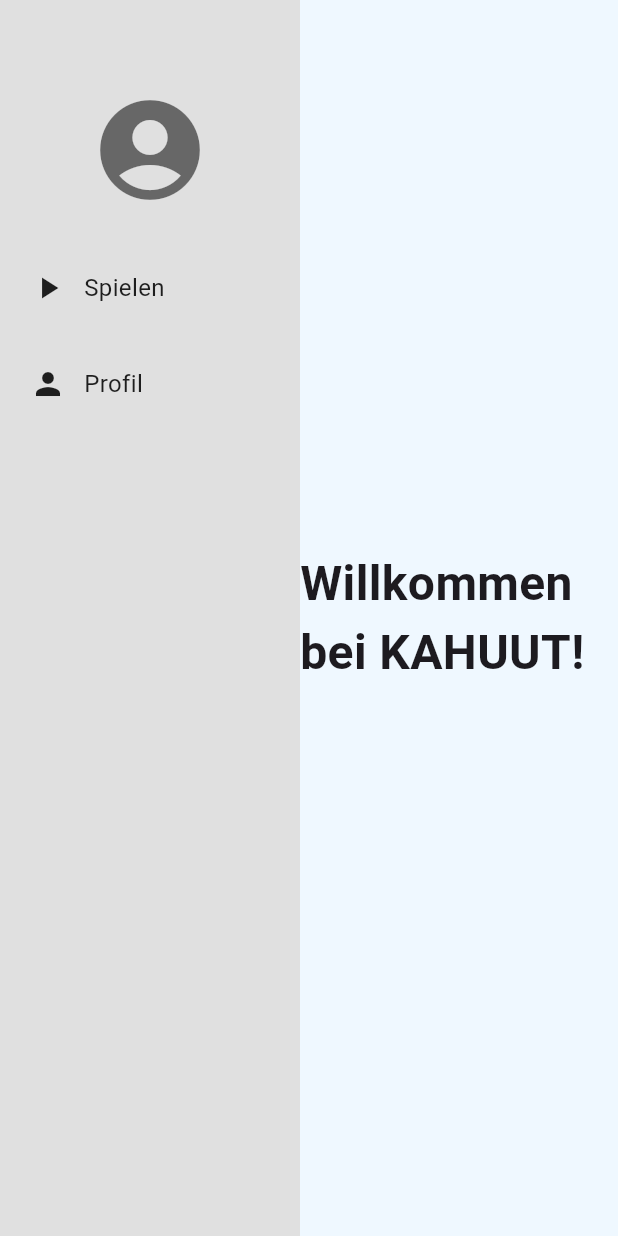
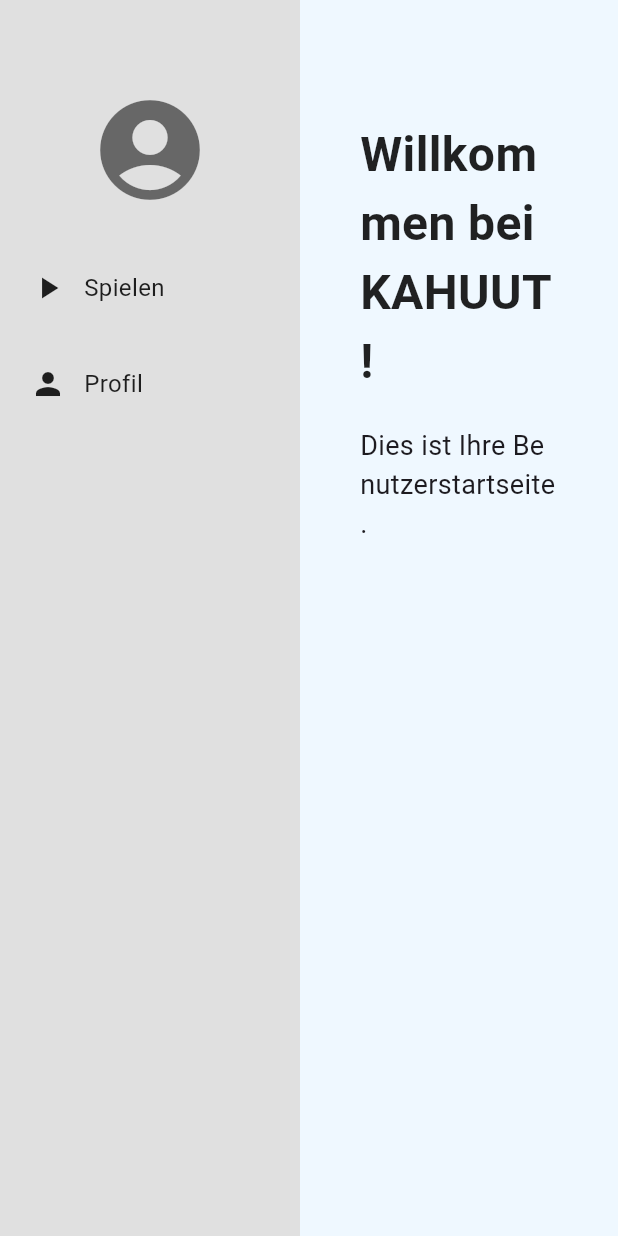
Before and after one commit to Kahuut/Kahuut_, a Flutter app: the HomePage screen opened directly, on a phone screen of 412 x 824 dp. Run offline on Flutter 3.47's test engine with Material 3 defaults, Android fonts, the light colour scheme and no system bars.

Commit message:
Home page Update

```diff
--- a/lib/pages/UserBereich/home.dart
+++ b/lib/pages/UserBereich/home.dart
@@ -9,15 +9,32 @@
     return Scaffold(
       body: Row(
         children: [
-          Sidebar(activePage: 'Home'),
+          // Seitenleiste (Navigation)
+          const Sidebar(activePage: 'Home'),
+
+          // Hauptinhalt
           Expanded(
             child: Container(
               color: const Color(0xFFEFF8FF),
-              child: const Center(
-                child: Text(
-                  'Willkommen bei KAHUUT!',
-                  style: TextStyle(fontSize: 32, fontWeight: FontWeight.bold),
-                ),
+              padding: const EdgeInsets.all(40),
+              child: Column(
+                crossAxisAlignment: CrossAxisAlignment.start,
+                children: const [
+                  SizedBox(height: 40),
+                  Text(
+                    'Willkommen bei KAHUUT!',
+                    style: TextStyle(
+                      fontSize: 32,
+                      fontWeight: FontWeight.bold,
+                      color: Colors.black87,
+                    ),
+                  ),
+                  SizedBox(height: 20),
+                  Text(
+                    'Dies ist Ihre Benutzerstartseite.',
+                    style: TextStyle(fontSize: 18),
+                  ),
+                ],
               ),
             ),
           ),
```
